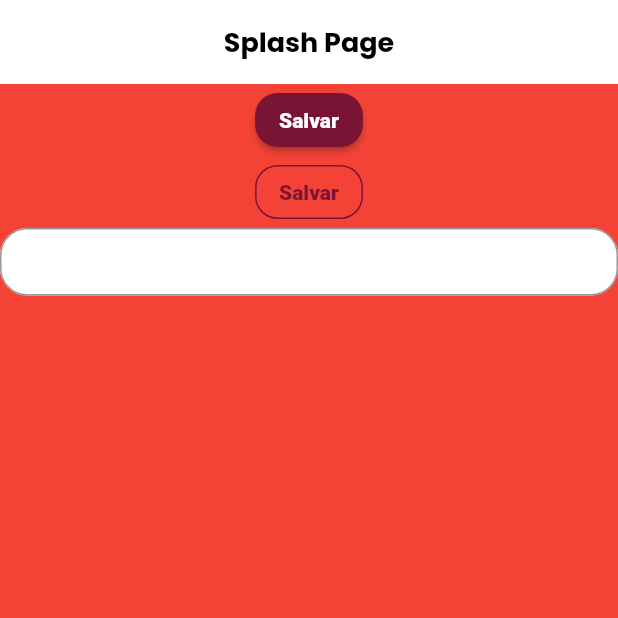
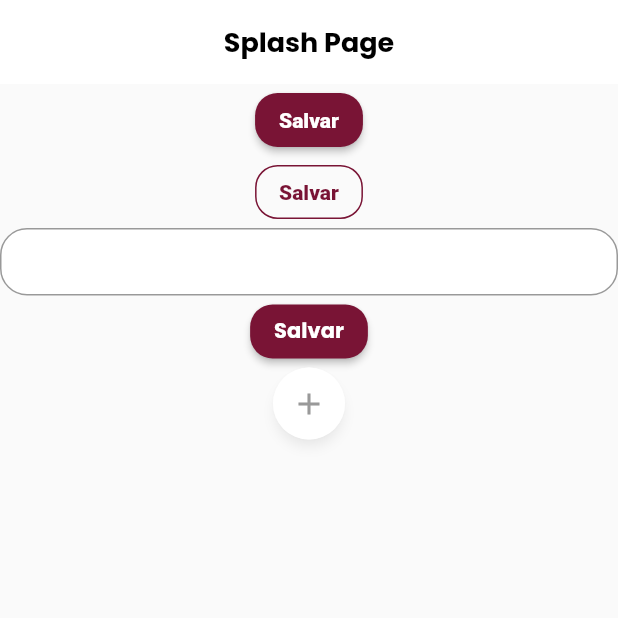
Before and after one commit to John-Rocha/cup-flutter-app, a Flutter app: the screen it shows after launch, on a phone screen of 412 x 824 dp, the top half of it. Run offline on Flutter 3.47's test engine with Material 2 defaults, Android fonts, the phone set to English and light mode, and no system bars; Roboto replaces fonts that are missing (MPlus1P).

Commit message:
feat: created buttons components

```diff
--- /dev/null
+++ b/lib/app/core/ui/widgets/button.dart
@@ -0,0 +1,60 @@
+// ignore_for_file: public_member_api_docs, sort_constructors_first
+import 'package:cup_flutter_app/app/core/ui/styles/button_styles.dart';
+import 'package:cup_flutter_app/app/core/ui/styles/text_styles.dart';
+import 'package:flutter/material.dart';
+
+class Button extends StatelessWidget {
+  const Button({
+    super.key,
+    required this.style,
+    required this.labelStyle,
+    required this.label,
+    this.width,
+    this.height,
+    this.onPressed,
+    this.outline = false,
+  });
+
+  Button.primary({
+    super.key,
+    required this.label,
+    this.width,
+    this.height,
+    this.onPressed,
+  })  : style = ButtonStyles.instance.primaryButton,
+        labelStyle = TextStyles.instance.textSecondaryFontExtraBold,
+        outline = false;
+
+  final ButtonStyle style;
+  final TextStyle labelStyle;
+  final String label;
+  final double? width;
+  final double? height;
+  final VoidCallback? onPressed;
+  final bool outline;
+
+  @override
+  Widget build(BuildContext context) {
+    final labeText = Text(
+      label,
+      style: labelStyle,
+      overflow: TextOverflow.ellipsis,
+    );
+
+    return SizedBox(
+      width: width,
+      height: height,
+      child: outline
+          ? OutlinedButton(
+              onPressed: onPressed,
+              style: style,
+              child: labeText,
+            )
+          : ElevatedButton(
+              onPressed: onPressed,
+              style: style,
+              child: labeText,
+            ),
+    );
+  }
+}
--- /dev/null
+++ b/lib/app/core/ui/widgets/rounded_button.dart
@@ -0,0 +1,35 @@
+import 'package:flutter/material.dart';
+import 'package:cup_flutter_app/app/core/ui/styles/colors_app.dart';
+
+class RoundedButton extends StatelessWidget {
+  const RoundedButton({
+    Key? key,
+    required this.icon,
+    required this.onPressed,
+  }) : super(key: key);
+
+  final IconData icon;
+  final VoidCallback onPressed;
+
+  @override
+  Widget build(BuildContext context) {
+    return Material(
+      elevation: 3,
+      shadowColor: Colors.grey.withOpacity(0.2),
+      shape: const CircleBorder(),
+      child: DecoratedBox(
+        decoration: const BoxDecoration(
+          shape: BoxShape.circle,
+          color: Colors.white,
+        ),
+        child: IconButton(
+          onPressed: onPressed,
+          icon: Icon(
+            icon,
+            color: context.colors.greyDark,
+          ),
+        ),
+      ),
+    );
+  }
+}
--- a/lib/app/pages/splash/splash_page.dart
+++ b/lib/app/pages/splash/splash_page.dart
@@ -1,4 +1,7 @@
 import 'package:cup_flutter_app/app/core/ui/styles/button_styles.dart';
+import 'package:cup_flutter_app/app/core/ui/widgets/button.dart';
+import 'package:cup_flutter_app/app/core/ui/styles/text_styles.dart';
+import 'package:cup_flutter_app/app/core/ui/widgets/rounded_button.dart';
 import 'package:flutter/material.dart';
 
 class SplashPage extends StatelessWidget {
@@ -7,7 +10,7 @@ class SplashPage extends StatelessWidget {
   @override
   Widget build(BuildContext context) {
     return Scaffold(
-      backgroundColor: Colors.red,
+      // backgroundColor: Colors.red,
       appBar: AppBar(
         title: const Text('Splash Page'),
       ),
@@ -25,6 +28,16 @@ class SplashPage extends StatelessWidget {
               child: const Text('Salvar'),
             ),
             const TextField(),
+            Button(
+              style: ButtonStyles.instance.primaryButton,
+              labelStyle: context.textStyles.textPrimaryFontBold,
+              label: 'Salvar',
+              onPressed: () {},
+            ),
+            RoundedButton(
+              icon: Icons.add,
+              onPressed: () {},
+            ),
           ],
         ),
       ),
```
